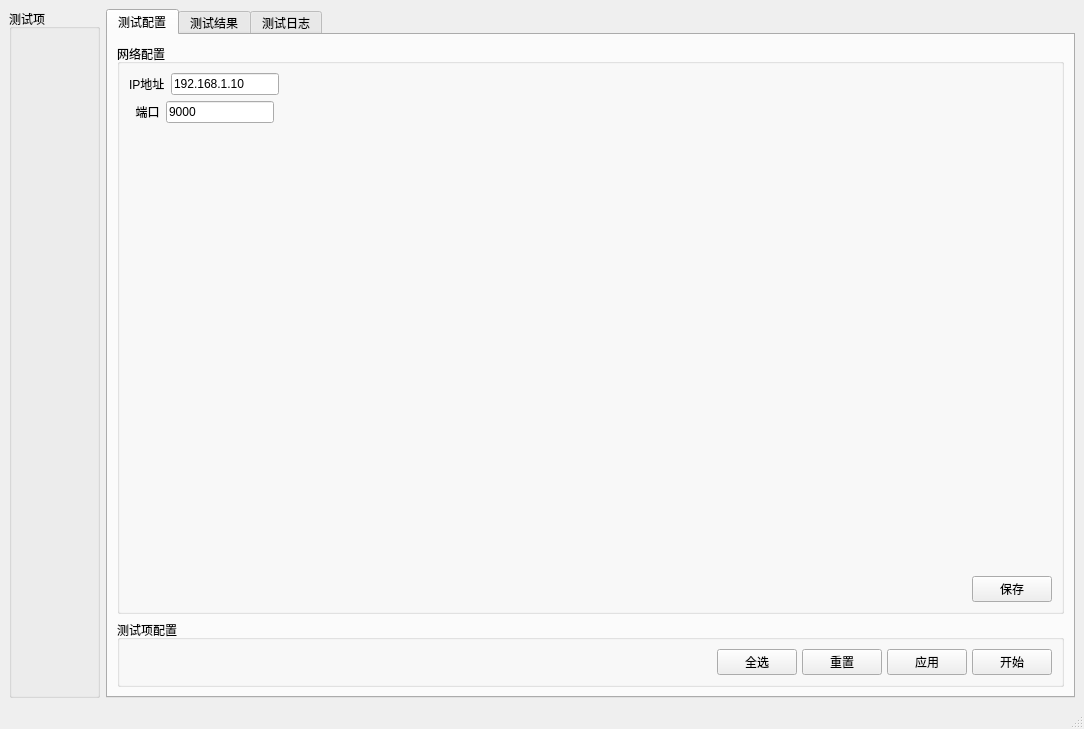
Above: mainwindow.ui from xxx88qqq/autotst before the change. Below: the same form after it.
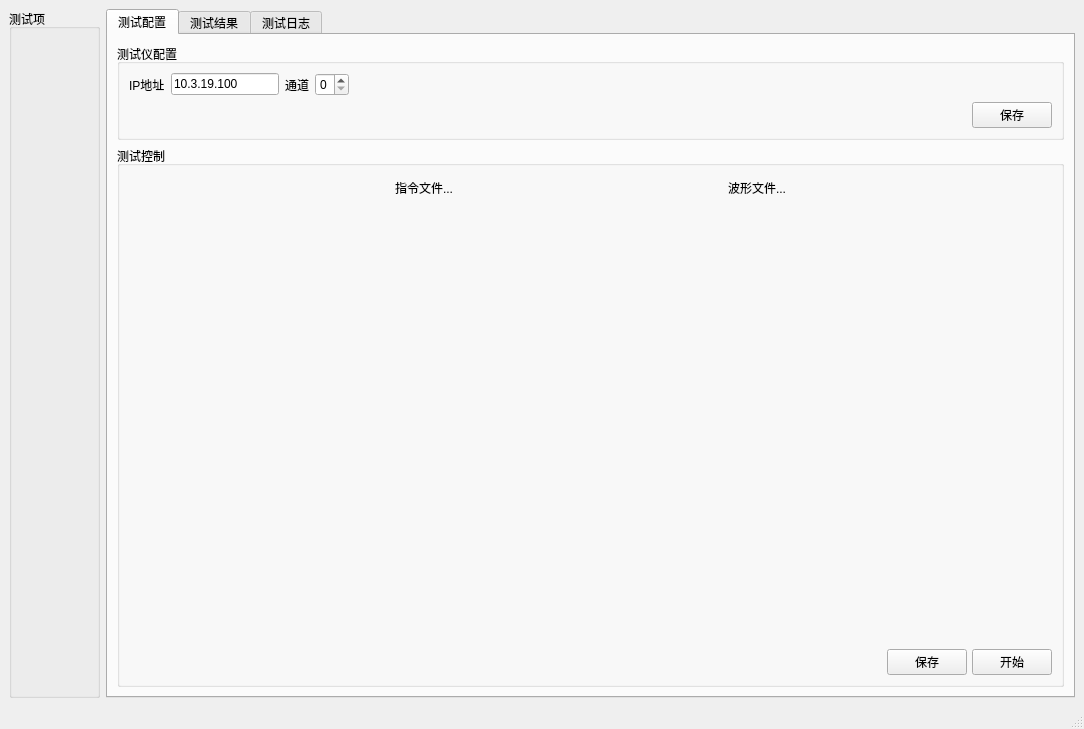
That is the form after the change.

What changed in the file:
```diff
--- a/mainwindow.ui
+++ b/mainwindow.ui
@@ -52,7 +52,7 @@
           <item>
            <widget class="QGroupBox" name="groupBox_2">
             <property name="title">
-             <string>网络配置</string>
+             <string>测试仪配置</string>
             </property>
             <layout class="QVBoxLayout" name="verticalLayout_6">
              <item>
@@ -75,49 +75,26 @@
                     </sizepolicy>
                    </property>
                    <property name="text">
-                    <string>192.168.1.10</string>
+                    <string>10.3.19.100</string>
                    </property>
                   </widget>
                  </item>
-                 <item>
-                  <spacer name="horizontalSpacer_3">
-                   <property name="orientation">
-                    <enum>Qt::Horizontal</enum>
-                   </property>
-                   <property name="sizeHint" stdset="0">
-                    <size>
-                     <width>40</width>
-                     <height>20</height>
-                    </size>
-                   </property>
-                  </spacer>
-                 </item>
-                </layout>
-               </item>
-               <item>
-                <layout class="QHBoxLayout" name="horizontalLayout_7">
                  <item>
                   <widget class="QLabel" name="label_2">
                    <property name="text">
-                    <string>  端口</string>
+                    <string>通道</string>
                    </property>
                   </widget>
                  </item>
                  <item>
-                  <widget class="QLineEdit" name="lineEdit_2">
-                   <property name="sizePolicy">
-                    <sizepolicy hsizetype="Fixed" vsizetype="Fixed">
-                     <horstretch>0</horstretch>
-                     <verstretch>0</verstretch>
-                    </sizepolicy>
+                  <widget class="QSpinBox" name="spinBox">
+                   <property name="maximum">
+                    <number>7</number>
                    </property>
-                   <property name="text">
-                    <string>9000</string>
-                   </property>
                   </widget>
                  </item>
                  <item>
-                  <spacer name="horizontalSpacer_4">
+                  <spacer name="horizontalSpacer_3">
                    <property name="orientation">
                     <enum>Qt::Horizontal</enum>
                    </property>
@@ -132,17 +109,7 @@
                 </layout>
                </item>
                <item>
-                <spacer name="verticalSpacer">
-                 <property name="orientation">
-                  <enum>Qt::Vertical</enum>
-                 </property>
-                 <property name="sizeHint" stdset="0">
-                  <size>
-                   <width>20</width>
-                   <height>40</height>
-                  </size>
-                 </property>
-                </spacer>
+                <layout class="QHBoxLayout" name="horizontalLayout_7"/>
                </item>
                <item>
                 <layout class="QHBoxLayout" name="horizontalLayout_5">
@@ -176,19 +143,55 @@
           <item>
            <widget class="QGroupBox" name="groupBox_3">
             <property name="title">
-             <string>测试项配置</string>
+             <string>测试控制</string>
             </property>
             <layout class="QVBoxLayout" name="verticalLayout_4">
              <item>
-              <layout class="QGridLayout" name="gridLayout_2" columnstretch="0">
+              <layout class="QGridLayout" name="gridLayout_2" columnstretch="0,0">
                <property name="sizeConstraint">
                 <enum>QLayout::SetDefaultConstraint</enum>
                </property>
                <property name="spacing">
                 <number>2</number>
                </property>
+               <item row="0" column="0">
+                <widget class="QToolButton" name="toolButton">
+                 <property name="text">
+                  <string>指令文件...</string>
+                 </property>
+                 <property name="autoRaise">
+                  <bool>true</bool>
+                 </property>
+                </widget>
+               </item>
+               <item row="0" column="1">
+                <widget class="QToolButton" name="toolButton_2">
+                 <property name="text">
+                  <string>波形文件...</string>
+                 </property>
+                 <property name="autoRaise">
+                  <bool>true</bool>
+                 </property>
+                 <property name="arrowType">
+                  <enum>Qt::NoArrow</enum>
+                 </property>
+                </widget>
+               </item>
               </layout>
              </item>
+             <item>
+              <spacer name="verticalSpacer">
+               <property name="orientation">
+                <enum>Qt::Vertical</enum>
+               </property>
+               <property name="sizeHint" stdset="0">
+                <size>
+                 <width>20</width>
+                 <height>40</height>
+                </size>
+               </property>
+              </spacer>
+             </item>
              <item>
               <layout class="QHBoxLayout" name="horizontalLayout_4">
                <property name="spacing">
@@ -207,24 +210,10 @@
                  </property>
                 </spacer>
                </item>
-               <item>
-                <widget class="QPushButton" name="pb_sel_all">
-                 <property name="text">
-                  <string>全选</string>
-                 </property>
-                </widget>
-               </item>
-               <item>
-                <widget class="QPushButton" name="pb_reset">
-                 <property name="text">
-                  <string>重置</string>
-                 </property>
-                </widget>
-               </item>
                <item>
                 <widget class="QPushButton" name="pb_apply">
                  <property name="text">
-                  <string>应用</string>
+                  <string>保存</string>
                  </property>
                 </widget>
                </item>
```
Left out of the diff: 5 changed lines with no effect on the pictures.
